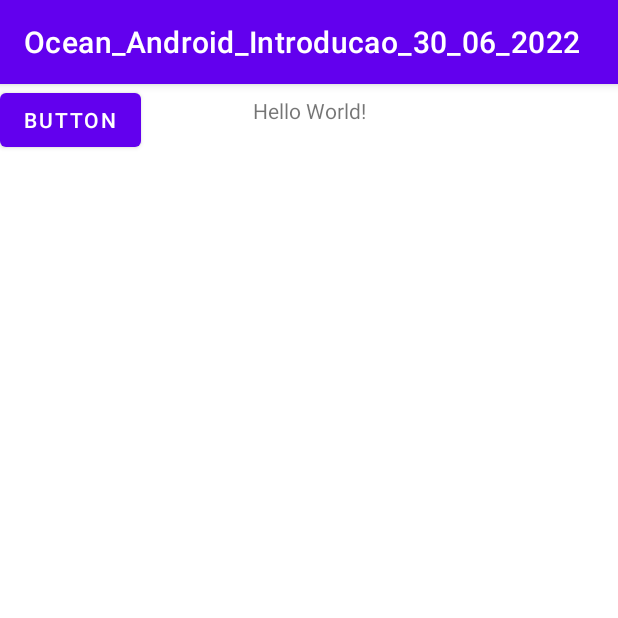
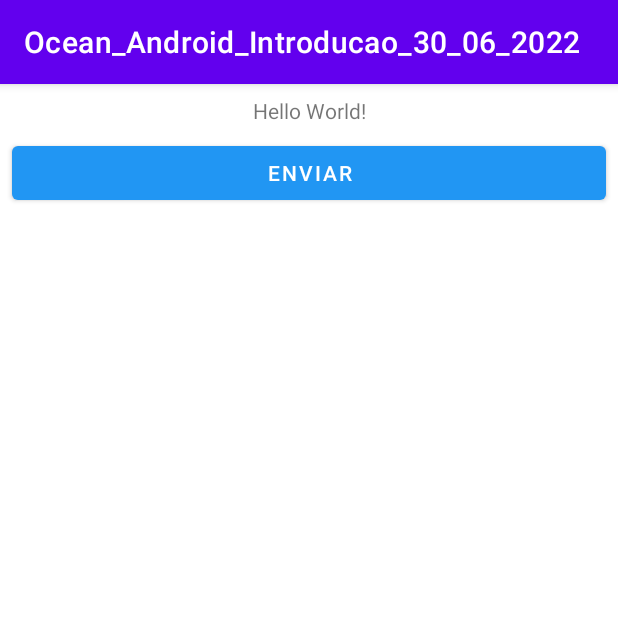
Before and after one commit to paulosalvatore/Ocean_Android_Introducao_30_06_2022, an Android app: the screen it shows after launch (MainActivity), on a phone screen of 412 x 824 dp, the top half of it. Run offline under Robolectric (Android 15) with nearby library versions, the phone set to English and light mode, and no system bars.

Commit message:
Finalização da configuração do button

```diff
--- a/app/src/main/res/layout/activity_main.xml
+++ b/app/src/main/res/layout/activity_main.xml
@@ -17,11 +17,18 @@
         app:layout_constraintTop_toTopOf="parent" />
 
     <Button
-        android:id="@+id/button"
-        android:layout_width="wrap_content"
+        android:id="@+id/btEnviar"
+        android:layout_width="0dp"
         android:layout_height="wrap_content"
-        android:text="Button"
-        tools:layout_editor_absoluteX="154dp"
-        tools:layout_editor_absoluteY="92dp" />
+        android:layout_marginStart="8dp"
+        android:layout_marginLeft="8dp"
+        android:layout_marginTop="8dp"
+        android:layout_marginEnd="8dp"
+        android:layout_marginRight="8dp"
+        android:text="Enviar"
+        app:backgroundTint="#2196F3"
+        app:layout_constraintEnd_toEndOf="parent"
+        app:layout_constraintStart_toStartOf="parent"
+        app:layout_constraintTop_toBottomOf="@+id/tvResultado" />
 
 </androidx.constraintlayout.widget.ConstraintLayout>
```
